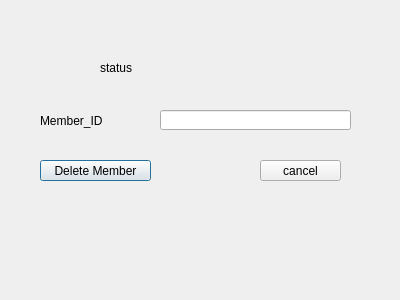
First picture: the form in LibraryManagementSoftware/LibraryManagementSoftware/deletemember.ui, repository vashutangri/library_management_system, before the edit.
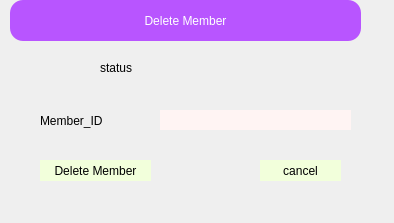
Second picture: the form after the edit.

The edit to the form file:
```diff
--- a/LibraryManagementSoftware/LibraryManagementSoftware/deletemember.ui
+++ b/LibraryManagementSoftware/LibraryManagementSoftware/deletemember.ui
@@ -6,13 +6,28 @@
    <rect>
     <x>0</x>
     <y>0</y>
-    <width>400</width>
-    <height>300</height>
+    <width>394</width>
+    <height>223</height>
    </rect>
   </property>
   <property name="windowTitle">
    <string>Dialog</string>
   </property>
+  <property name="styleSheet">
+   <string notr="true">QPushButton{
+background-color: rgb(242, 255, 219);
+
+font: 350 9pt &quot;Segoe UI Variable Text Semiligh&quot;;
+
+border-radius:20%;
+border:2px;
+font: 12pt &quot;Segoe UI&quot;;
+}
+QPushButton:hover{
+        background-color: rgb(255, 231, 212)
+}
+</string>
+  </property>
   <widget class="QLabel" name="status">
    <property name="geometry">
     <rect>
@@ -48,6 +63,11 @@
      <height>20</height>
     </rect>
    </property>
+   <property name="styleSheet">
+    <string notr="true">background-color: rgb(255, 244, 243);
+border-radius:18%;
+</string>
+   </property>
   </widget>
   <widget class="QPushButton" name="Delete_btn">
    <property name="geometry">
@@ -75,6 +95,28 @@
     <string>cancel</string>
    </property>
   </widget>
+  <widget class="QLabel" name="label_6">
+   <property name="geometry">
+    <rect>
+     <x>10</x>
+     <y>0</y>
+     <width>351</width>
+     <height>41</height>
+    </rect>
+   </property>
+   <property name="styleSheet">
+    <string notr="true">font: 20pt &quot;Arial&quot;;
+color:white;
+background-color:rgb(184, 85, 255);
+border-radius:13%;</string>
+   </property>
+   <property name="text">
+    <string>Delete Member</string>
+   </property>
+   <property name="alignment">
+    <set>Qt::AlignCenter</set>
+   </property>
+  </widget>
  </widget>
  <resources/>
  <connections/>
```
